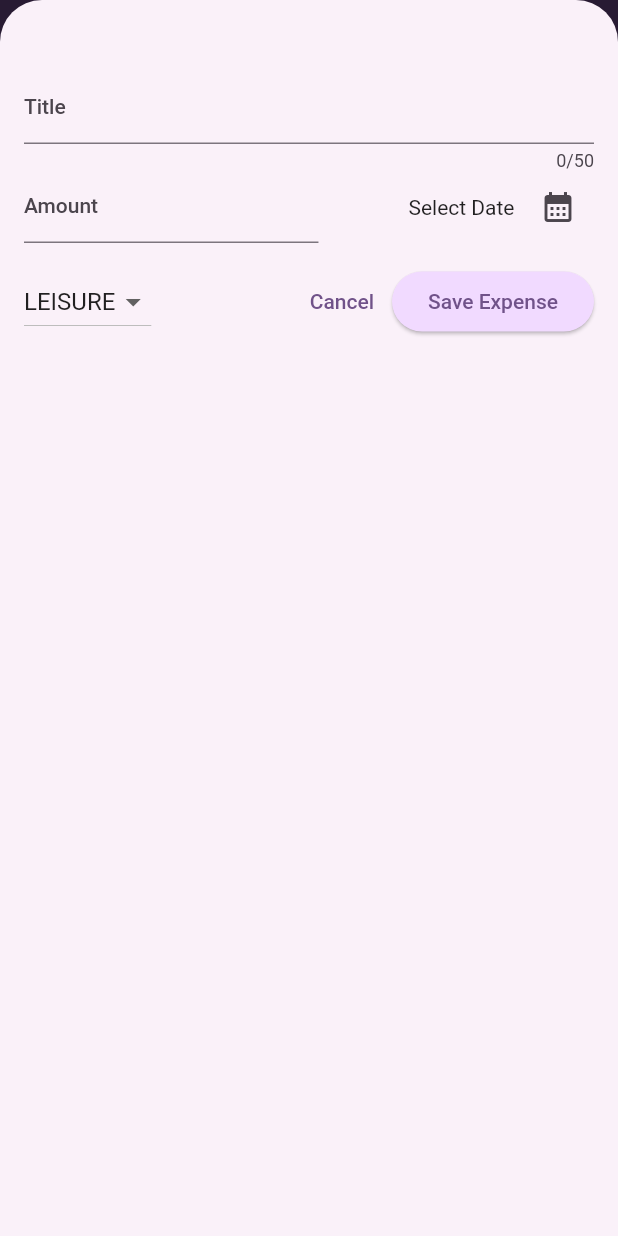
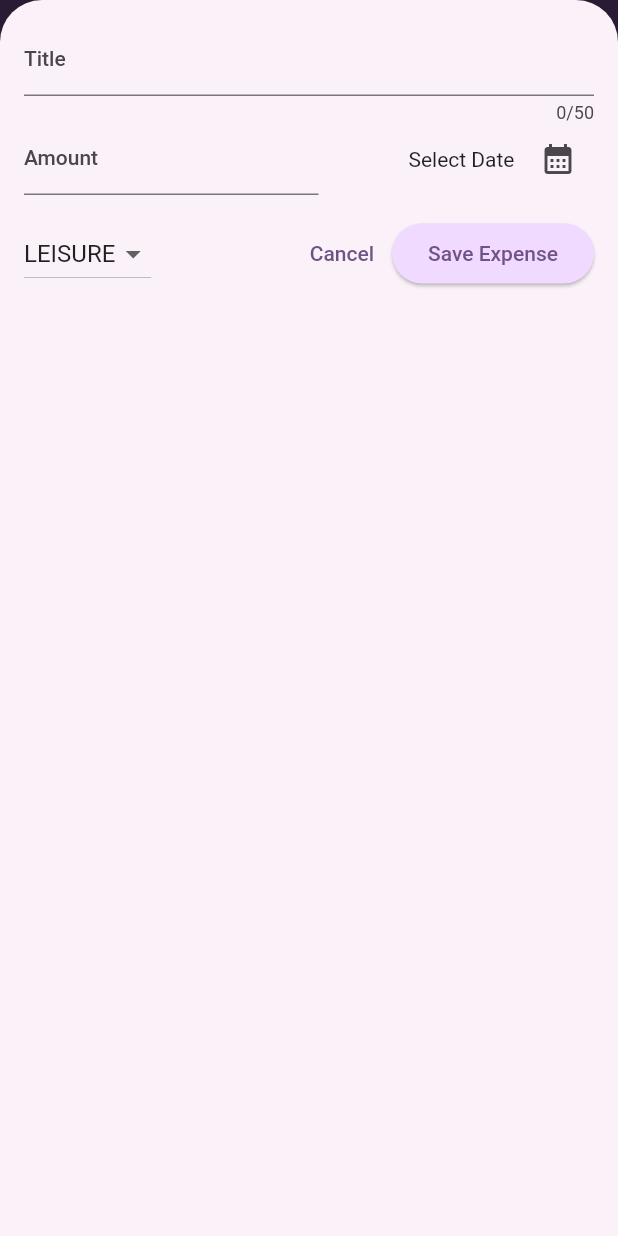
Before and after one commit to chiraag918/flutter_expense_tracker, a Flutter app: the screen it shows after launch, after a tap on the "add" icon, on a phone screen of 412 x 824 dp. Run offline on Flutter 3.47's test engine with Material 2 defaults, Android fonts, the light colour scheme and no system bars; missing offline and left inert: dart:ffi.

Commit message:
Add safe area and view insets padding for keyboard

```diff
--- a/lib/expenses.dart
+++ b/lib/expenses.dart
@@ -48,6 +48,7 @@ class _ExpensesState extends State<Expenses> {
 
   void _openAddExpenseOverlay() {
     showModalBottomSheet(
+      useSafeArea: true,
       isDismissible: true,
       // To make the bottom sheet, take up the full screen
       isScrollControlled: true,
@@ -70,7 +71,8 @@ class _ExpensesState extends State<Expenses> {
           ),
         ],
       ),
-      body: width < 600
+      body: SafeArea(
+        child: width < 600
             ? Column(
                 children: [
                   Expanded(
@@ -89,7 +91,9 @@ class _ExpensesState extends State<Expenses> {
                   ),
                 ],
               )
-          : Row(
+            : Padding(
+                padding: const EdgeInsets.only(top: 8.0),
+                child: Row(
                   children: [
                     Expanded(
                       child: Chart(expenses: _registeredExpenses),
@@ -107,6 +111,8 @@ class _ExpensesState extends State<Expenses> {
                     ),
                   ],
                 ),
+              ),
+      ),
     );
   }
 }
--- a/lib/widgets/new_expense.dart
+++ b/lib/widgets/new_expense.dart
@@ -83,8 +83,13 @@ class _NewExpenseState extends State<NewExpense> {
 
   @override
   Widget build(BuildContext context) {
-    return Padding(
-      padding: const EdgeInsets.fromLTRB(16, 48, 16, 16),
+    final keyboardPadding = MediaQuery.of(context).viewInsets.bottom;
+
+    return SizedBox(
+      height: double.infinity,
+      child: SingleChildScrollView(
+        child: Padding(
+          padding: EdgeInsets.fromLTRB(16, 16, 16, keyboardPadding + 16),
           child: Column(
             children: [
               TextField(
@@ -166,6 +171,8 @@ class _NewExpenseState extends State<NewExpense> {
               ),
             ],
           ),
+        ),
+      ),
     );
   }
 }
```
Lines whose indentation alone changed are shown as unchanged.
